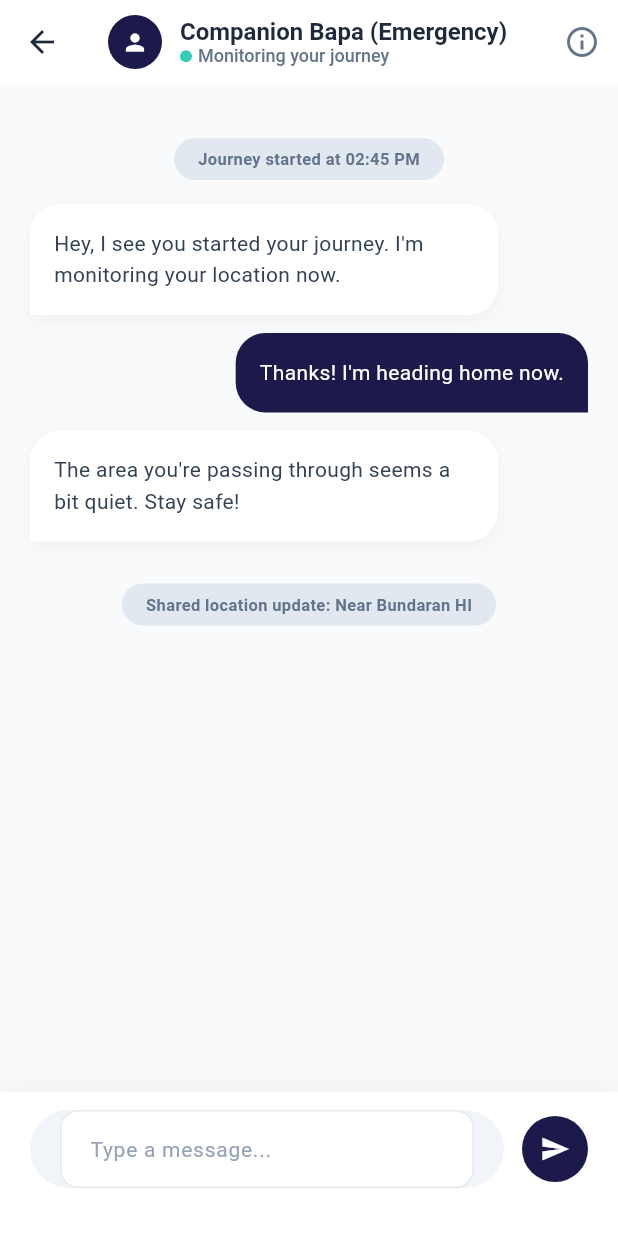
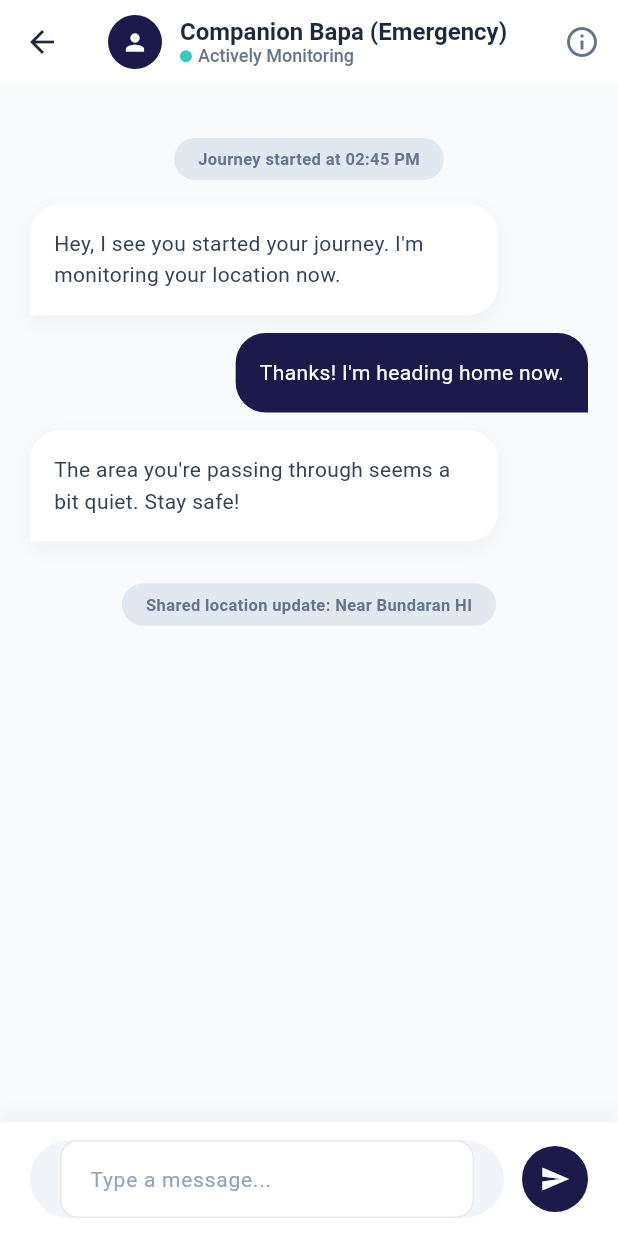
Before and after one commit to VXGN/Guardia, a Flutter app: the ActiveJourneyPage screen opened by its route, after a tap on the "chat" icon, on a phone screen of 412 x 824 dp. Run offline on Flutter 3.47's test engine with Material 3 defaults, Android fonts, the phone set to English and light mode, and no system bars; our stand-ins replace dartz, dio, equatable, firebase_auth, firebase_core, flutter_bloc and 10 more; accounts and stored records are empty; project files that could hold a hidden picture were left out.

Commit message:
feat: Implement trusted contacts management and companion journey pages.

```diff
--- a/guardia_app/lib/data/repositories_impl/trusted_contact_repository_impl.dart
+++ b/guardia_app/lib/data/repositories_impl/trusted_contact_repository_impl.dart
@@ -16,6 +16,7 @@ class TrustedContactRepositoryImpl implements TrustedContactRepository {
       contactName: 'Bapa (Emergency)',
       contactPhone: '+62 812-3456-7890',
       contactEmail: 'bapa@example.com',
+      relationship: 'Father',
       isActive: true,
       createdAt: DateTime.now().subtract(const Duration(days: 30)),
     ),
@@ -25,6 +26,7 @@ class TrustedContactRepositoryImpl implements TrustedContactRepository {
       contactName: 'Mama',
       contactPhone: '+62 811-9876-5432',
       contactEmail: 'mama@example.com',
+      relationship: 'Mother',
       isActive: true,
       createdAt: DateTime.now().subtract(const Duration(days: 25)),
     ),
@@ -42,6 +44,7 @@ class TrustedContactRepositoryImpl implements TrustedContactRepository {
     required String contactName,
     required String contactPhone,
     String? contactEmail,
+    String? relationship,
   }) async {
     await Future.delayed(const Duration(milliseconds: 500));
     final newContact = TrustedContact(
@@ -50,6 +53,7 @@ class TrustedContactRepositoryImpl implements TrustedContactRepository {
       contactName: contactName,
       contactPhone: contactPhone,
       contactEmail: contactEmail,
+      relationship: relationship,
       isActive: true,
       createdAt: DateTime.now(),
     );
@@ -63,6 +67,7 @@ class TrustedContactRepositoryImpl implements TrustedContactRepository {
     String? contactName,
     String? contactPhone,
     String? contactEmail,
+    String? relationship,
     bool? isActive,
   }) async {
     await Future.delayed(const Duration(milliseconds: 500));
@@ -75,6 +80,7 @@ class TrustedContactRepositoryImpl implements TrustedContactRepository {
         contactName: contactName ?? old.contactName,
         contactPhone: contactPhone ?? old.contactPhone,
         contactEmail: contactEmail ?? old.contactEmail,
+        relationship: relationship ?? old.relationship,
         isActive: isActive ?? old.isActive,
         createdAt: old.createdAt,
         updatedAt: DateTime.now(),
--- a/guardia_app/lib/domain/repositories/trusted_contact_repository.dart
+++ b/guardia_app/lib/domain/repositories/trusted_contact_repository.dart
@@ -9,6 +9,7 @@ abstract class TrustedContactRepository {
     required String contactName,
     required String contactPhone,
     String? contactEmail,
+    String? relationship,
   });
 
   Future<Either<Failure, TrustedContact>> updateTrustedContact({
@@ -16,6 +17,7 @@ abstract class TrustedContactRepository {
     String? contactName,
     String? contactPhone,
     String? contactEmail,
+    String? relationship,
     bool? isActive,
   });
 
--- a/guardia_app/lib/domain/usecases/trusted_contacts/add_trusted_contact.dart
+++ b/guardia_app/lib/domain/usecases/trusted_contacts/add_trusted_contact.dart
@@ -12,11 +12,13 @@ class AddTrustedContact {
     required String contactName,
     required String contactPhone,
     String? contactEmail,
+    String? relationship,
   }) async {
     return repository.addTrustedContact(
       contactName: contactName,
       contactPhone: contactPhone,
       contactEmail: contactEmail,
+      relationship: relationship,
     );
   }
 }
--- a/guardia_app/lib/domain/usecases/trusted_contacts/update_trusted_contact.dart
+++ b/guardia_app/lib/domain/usecases/trusted_contacts/update_trusted_contact.dart
@@ -13,6 +13,7 @@ class UpdateTrustedContact {
     String? contactName,
     String? contactPhone,
     String? contactEmail,
+    String? relationship,
     bool? isActive,
   }) async {
     return repository.updateTrustedContact(
@@ -20,6 +21,7 @@ class UpdateTrustedContact {
       contactName: contactName,
       contactPhone: contactPhone,
       contactEmail: contactEmail,
+      relationship: relationship,
       isActive: isActive,
     );
   }
--- a/guardia_app/lib/presentation/bloc/contacts/trusted_contact_bloc.dart
+++ b/guardia_app/lib/presentation/bloc/contacts/trusted_contact_bloc.dart
@@ -45,6 +45,7 @@ class TrustedContactBloc extends Bloc<TrustedContactEvent, TrustedContactState>
       contactName: event.contactName,
       contactPhone: event.contactPhone,
       contactEmail: event.contactEmail,
+      relationship: event.relationship,
     );
     result.fold(
       (failure) => emit(TrustedContactError(failure.message)),
@@ -62,6 +63,7 @@ class TrustedContactBloc extends Bloc<TrustedContactEvent, TrustedContactState>
       contactName: event.contactName,
       contactPhone: event.contactPhone,
       contactEmail: event.contactEmail,
+      relationship: event.relationship,
       isActive: event.isActive,
     );
     result.fold(
--- a/guardia_app/lib/presentation/bloc/contacts/trusted_contact_event.dart
+++ b/guardia_app/lib/presentation/bloc/contacts/trusted_contact_event.dart
@@ -12,37 +12,41 @@ class LoadTrustedContactsRequested extends TrustedContactEvent {
 }
 
 class AddTrustedContactRequested extends TrustedContactEvent {
+  final String contactName;
+  final String contactPhone;
+  final String? contactEmail;
+  final String? relationship;
 
   const AddTrustedContactRequested({
     required this.contactName,
     required this.contactPhone,
     this.contactEmail,
+    this.relationship,
   });
-  final String contactName;
-  final String contactPhone;
-  final String? contactEmail;
 
   @override
-  List<Object?> get props => [contactName, contactPhone, contactEmail];
+  List<Object?> get props => [contactName, contactPhone, contactEmail, relationship];
 }
 
 class UpdateTrustedContactRequested extends TrustedContactEvent {
+  final String id;
+  final String? contactName;
+  final String? contactPhone;
+  final String? contactEmail;
+  final String? relationship;
+  final bool? isActive;
 
   const UpdateTrustedContactRequested({
     required this.id,
     this.contactName,
     this.contactPhone,
     this.contactEmail,
+    this.relationship,
     this.isActive,
   });
-  final String id;
-  final String? contactName;
-  final String? contactPhone;
-  final String? contactEmail;
-  final bool? isActive;
 
   @override
-  List<Object?> get props => [id, contactName, contactPhone, contactEmail, isActive];
+  List<Object?> get props => [id, contactName, contactPhone, contactEmail, relationship, isActive];
 }
 
 class DeleteTrustedContactRequested extends TrustedContactEvent {
--- a/guardia_app/lib/presentation/pages/journey/companion_chat_page.dart
+++ b/guardia_app/lib/presentation/pages/journey/companion_chat_page.dart
@@ -2,10 +2,79 @@ import 'package:flutter/material.dart';
 import 'package:go_router/go_router.dart';
 import 'package:guardia_app/core/constants/app_colors.dart';
 
-class CompanionChatPage extends StatelessWidget {
+class Message {
+  final String text;
+  final bool isMe;
+  final bool isSystem;
+  final DateTime time;
+
+  Message({required this.text, this.isMe = false, this.isSystem = false, DateTime? time})
+    : time = time ?? DateTime.now();
+}
+
+class CompanionChatPage extends StatefulWidget {
   final String companionId;
 
   const CompanionChatPage({super.key, required this.companionId});
+
+  @override
+  State<CompanionChatPage> createState() => _CompanionChatPageState();
+}
+
+class _CompanionChatPageState extends State<CompanionChatPage> {
+  final TextEditingController _controller = TextEditingController();
+  final ScrollController _scrollController = ScrollController();
+  final List<Message> _messages = [
+    Message(text: 'Journey started at 02:45 PM', isSystem: true),
+    Message(text: 'Hey, I see you started your journey. I\'m monitoring your location now.', isMe: false),
+    Message(text: 'Thanks! I\'m heading home now.', isMe: true),
+    Message(text: 'The area you\'re passing through seems a bit quiet. Stay safe!', isMe: false),
+    Message(text: 'Shared location update: Near Bundaran HI', isSystem: true),
+  ];
+
+  void _sendMessage() {
+    if (_controller.text.trim().isEmpty) return;
+
+    setState(() {
+      _messages.add(Message(text: _controller.text, isMe: true));
+    });
+
+    final sentText = _controller.text;
+    _controller.clear();
+    _scrollToBottom();
+
+    // Simulate auto-reply
+    Future.delayed(const Duration(seconds: 1), () {
+      if (mounted) {
+        setState(() {
+          _messages.add(Message(
+            text: 'Okay, I\'ve received your message: "$sentText". Stay alert!',
+            isMe: false,
+          ));
+        });
+        _scrollToBottom();
+      }
+    });
+  }
+
+  void _scrollToBottom() {
+    Future.delayed(const Duration(milliseconds: 100), () {
+      if (_scrollController.hasClients) {
+        _scrollController.animateTo(
+          _scrollController.position.maxScrollExtent,
+          duration: const Duration(milliseconds: 300),
+          curve: Curves.easeOut,
+        );
+      }
+    });
+  }
+
+  @override
+  void dispose() {
+    _controller.dispose();
+    _scrollController.dispose();
+    super.dispose();
+  }
 
   @override
   Widget build(BuildContext context) {
@@ -26,16 +95,18 @@ class CompanionChatPage extends StatelessWidget {
               child: Icon(Icons.person, color: Colors.white, size: 18),
             ),
             const SizedBox(width: 12),
-            Column(
+            Expanded(
+              child: Column(
                 crossAxisAlignment: CrossAxisAlignment.start,
                 children: [
                   Text(
-                  'Companion $companionId',
+                    'Companion ${widget.companionId}',
                     style: const TextStyle(
                       fontSize: 16,
                       fontWeight: FontWeight.bold,
                       color: Color(0xFF1E293B),
                     ),
+                    overflow: TextOverflow.ellipsis,
                   ),
                   Row(
                     children: [
@@ -48,17 +119,21 @@ class CompanionChatPage extends StatelessWidget {
                         ),
                       ),
                       const SizedBox(width: 4),
-                    const Text(
-                      'Monitoring your journey',
+                      const Flexible(
+                        child: Text(
+                          'Actively Monitoring',
                           style: TextStyle(
                             fontSize: 12,
                             color: Color(0xFF64748B),
                             fontWeight: FontWeight.w500,
                           ),
+                          overflow: TextOverflow.ellipsis,
+                        ),
                       ),
                     ],
                   ),
                 ],
+              ),
             ),
           ],
         ),
@@ -72,15 +147,20 @@ class CompanionChatPage extends StatelessWidget {
       body: Column(
         children: [
           Expanded(
-            child: ListView(
+            child: ListView.builder(
+              controller: _scrollController,
               padding: const EdgeInsets.all(20),
-              children: [
-                _buildSystemMessage('Journey started at 02:45 PM'),
-                _buildCompanionMessage('Hey, I see you started your journey. I\'m monitoring your location now.'),
-                _buildMyMessage('Thanks! I\'m heading home now.'),
-                _buildCompanionMessage('The area you\'re passing through seems a bit quiet. Stay safe!'),
-                _buildSystemMessage('Shared location update: Near Bundaran HI'),
-              ],
+              itemCount: _messages.length,
+              itemBuilder: (context, index) {
+                final msg = _messages[index];
+                if (msg.isSystem) {
+                  return _buildSystemMessage(msg.text);
+                } else if (msg.isMe) {
+                  return _buildMyMessage(msg.text);
+                } else {
+                  return _buildCompanionMessage(msg.text);
+                }
+              },
             ),
           ),
           _buildInputArea(),
@@ -161,7 +241,7 @@ class CompanionChatPage extends StatelessWidget {
 
   Widget _buildInputArea() {
     return Container(
-      padding: const EdgeInsets.fromLTRB(20, 12, 20, 32),
+      padding: EdgeInsets.fromLTRB(20, 12, 20, MediaQuery.of(context).padding.bottom + 12),
       decoration: const BoxDecoration(
         color: Colors.white,
         boxShadow: [
@@ -181,8 +261,10 @@ class CompanionChatPage extends StatelessWidget {
                 color: const Color(0xFFF1F5F9),
                 borderRadius: BorderRadius.circular(30),
               ),
-              child: const TextField(
-                decoration: InputDecoration(
+              child: TextField(
+                controller: _controller,
+                onSubmitted: (_) => _sendMessage(),
+                decoration: const InputDecoration(
                   hintText: 'Type a message...',
                   hintStyle: TextStyle(color: Color(0xFF94A3B8), fontSize: 14),
                   border: InputBorder.none,
@@ -191,7 +273,9 @@ class CompanionChatPage extends StatelessWidget {
             ),
           ),
           const SizedBox(width: 12),
-          Container(
+          GestureDetector(
+            onTap: _sendMessage,
+            child: Container(
               padding: const EdgeInsets.all(12),
               decoration: const BoxDecoration(
                 color: AppColors.primary,
@@ -199,6 +283,7 @@ class CompanionChatPage extends StatelessWidget {
               ),
               child: const Icon(Icons.send, color: Colors.white, size: 20),
             ),
+          ),
         ],
       ),
     );
--- a/guardia_app/lib/presentation/pages/journey/companion_setup_page.dart
+++ b/guardia_app/lib/presentation/pages/journey/companion_setup_page.dart
@@ -207,7 +207,7 @@ class _CompanionSetupPageState extends State<CompanionSetupPage> {
                     ),
                     const SizedBox(height: 4),
                     Text(
-                      contact.contactPhone,
+                      '${contact.relationship ?? "No relation"} • ${contact.contactPhone}',
                       style: const TextStyle(
                         fontSize: 12,
                         color: Color(0xFF64748B),
@@ -267,7 +267,7 @@ class _CompanionSetupPageState extends State<CompanionSetupPage> {
   void _showEditContactBottomSheet(BuildContext context, TrustedContact contact) {
     _nameController.text = contact.contactName;
     _phoneController.text = contact.contactPhone;
-    _relationController.text = ''; // Relation is not in the entity yet, but we use it for dummy flow
+    _relationController.text = contact.relationship ?? '';
 
     showModalBottomSheet<void>(
       context: context,
@@ -301,6 +301,7 @@ class _CompanionSetupPageState extends State<CompanionSetupPage> {
                       id: contact.id,
                       contactName: _nameController.text,
                       contactPhone: _phoneController.text,
+                      relationship: _relationController.text,
                     ));
                     _nameController.clear();
                     _phoneController.clear();
@@ -349,6 +350,7 @@ class _CompanionSetupPageState extends State<CompanionSetupPage> {
                     context.read<TrustedContactBloc>().add(AddTrustedContactRequested(
                       contactName: _nameController.text,
                       contactPhone: _phoneController.text,
+                      relationship: _relationController.text,
                       contactEmail: null,
                     ));
                     _nameController.clear();
```
Also changed, not shown: guardia_app/lib/domain/entities/trusted_contact.dart (+14 -9 lines). Lines whose indentation alone changed are shown as unchanged.
